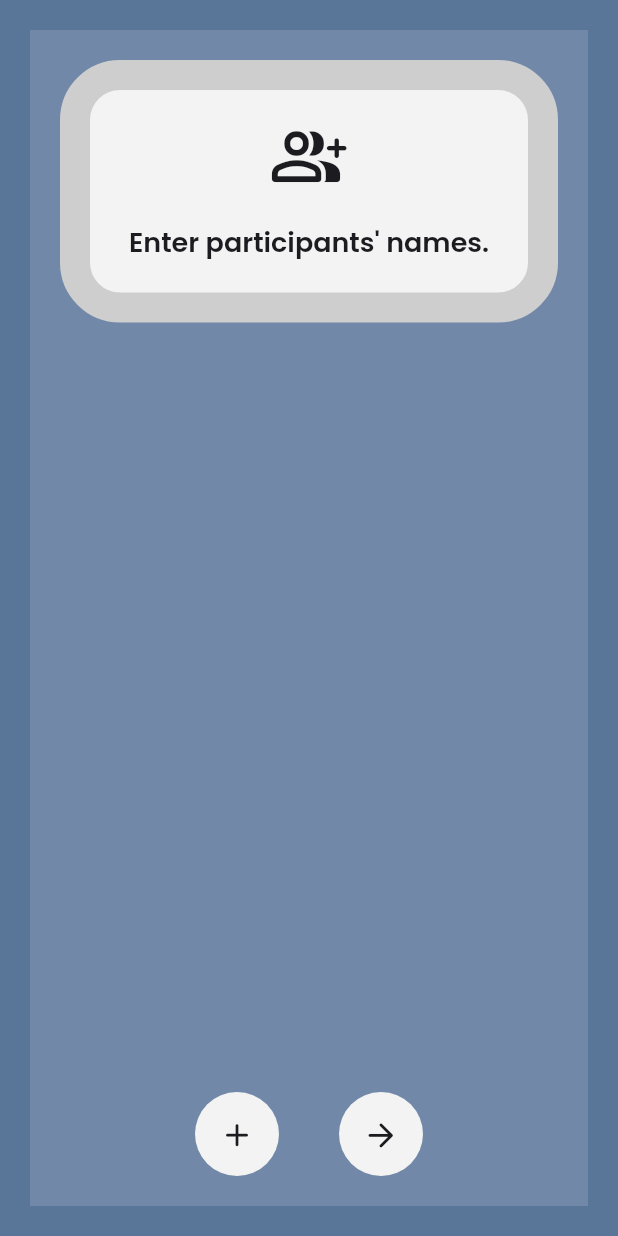
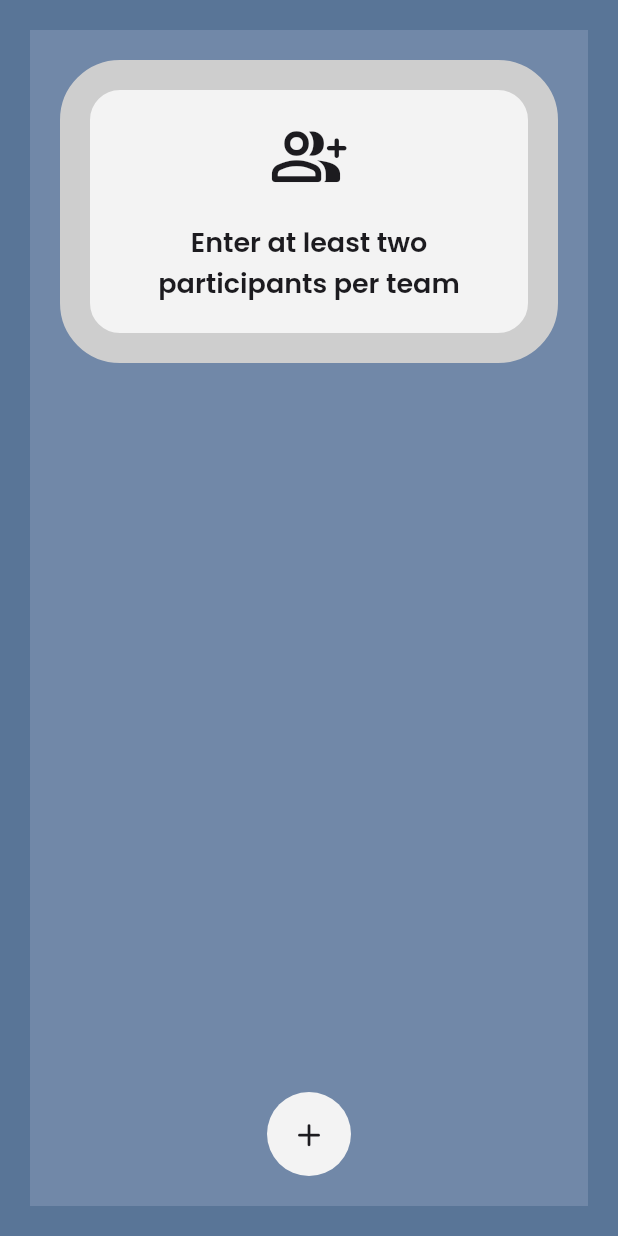
Before and after one commit to paologiua/complicity_game, a Flutter app: the TeamSelectorScreen screen opened by its route, on a phone screen of 412 x 824 dp. Run offline on Flutter 3.47's test engine with Material 2 defaults, Android fonts, the phone set to English and light mode, and no system bars; our stand-ins replace flutter_keyboard_visibility, flutter_svg; generated files the repository leaves out were written again; project files that could hold a hidden picture were left out.

Commit message:
Now the game can only start by inserting at least two players per team

```diff
--- a/lib/dialogs/player_editor_dialog.dart
+++ b/lib/dialogs/player_editor_dialog.dart
@@ -41,11 +41,11 @@ class _PlayerEditorDialogState extends State<PlayerEditorDialog> {
 
   void _onInsert() {
     String name = _player.name.trim();
-    name = name[0].toUpperCase() + name.substring(1);
+    if (name.isNotEmpty) {
+      name = name[0].toUpperCase() + name.substring(1);
+    }
 
-    widget.onInsert(_player.copyWith(
-      name: name
-    ));
+    widget.onInsert(_player.copyWith(name: name));
     _close();
   }
 
--- a/lib/l10n/app_en.arb
+++ b/lib/l10n/app_en.arb
@@ -11,7 +11,7 @@
   "@gameRulesPart3": {
     "description": "The third part of the game rules displayed to the user"
   },
-	"enterParticipantsNamesText": "Enter participants' names.",
+	"enterParticipantsNamesText": "Enter at least two participants per team",
 	"@enterParticipantsNamesText": {
     "description": "The text prompting the user to enter participants' names"
 	},
--- a/lib/l10n/app_es.arb
+++ b/lib/l10n/app_es.arb
@@ -2,7 +2,7 @@
 	"gameRulesPart1": "El Juego de la Complicidad es un juego de grupo. Tienes que dividir a los participantes en dos equipos compuestos por personas con un gran sentido de la complicidad mutua.",
 	"gameRulesPart2": "En cada turno, el juego elige una palabra y un participante. Éste, mediante pistas, tendrá que conseguir que su equipo adivine la palabra y no el equipo contrario.",
 	"gameRulesPart3": "Gana el equipo que adivine más palabras.",
-	"enterParticipantsNamesText": "Introduzca los nombres de los participantes.",
+	"enterParticipantsNamesText": "Inscriba al menos a dos participantes por equipo",
 	"gameRulesButtonLabel": "Reglas del juego",
 	"startGameButtonLabel": "Iniciar una partida",
 	"deleteButtonLabel": "Eliminar",
--- a/lib/l10n/app_it.arb
+++ b/lib/l10n/app_it.arb
@@ -2,7 +2,7 @@
   "gameRulesPart1": "Complicity Game è un gioco di gruppo. Occorre dividere i partecipanti in due squadre composte da persone con un grande senso di complicità reciproco.",
 	"gameRulesPart2": "Ad ogni turno il gioco sceglie una parola e un partecipante. Quest’ultimo, tramite degli indizi, dovrà far indovinare la parola alla propria squadra piuttosto che a quella avversaria.",
 	"gameRulesPart3": "Vince la squadra che indovina più parole.",
-	"enterParticipantsNamesText": "Inserisci i nomi dei partecipanti.",
+	"enterParticipantsNamesText": "Inserisci almeno due partecipanti per squadra",
 	"gameRulesButtonLabel": "Regole del gioco",
 	"startGameButtonLabel": "Inizia una partita",
 	"deleteButtonLabel": "Elimina",
--- a/lib/screens/init_game_screen.dart
+++ b/lib/screens/init_game_screen.dart
@@ -1,4 +1,3 @@
-import 'package:complicity_game/constants/icons.dart';
 import 'package:complicity_game/constants/theme.dart';
 import 'package:complicity_game/models/player_model.dart';
 import 'package:flutter/material.dart';
--- a/lib/screens/team_selector_screen.dart
+++ b/lib/screens/team_selector_screen.dart
@@ -43,14 +43,19 @@ class _TeamSelectorScreenState extends State<TeamSelectorScreen> {
 
   @override
   Widget build(BuildContext context) {
+    final bool isReadyToPlay = _playerManagerService.isReadyToPlay();
+
     return CustomScaffold(
       floatingButtons: [
+        if (!isReadyToPlay)
+          const CustomFloatingButton(size: 0),
         CustomFloatingButton(
           heroTag: "left_button",
           icon: IconsConstants.add,
           onPressed: showEditorDialog,
         ),
-        CustomFloatingButton(
+        isReadyToPlay
+            ? CustomFloatingButton(
                 heroTag: "right_button",
                 icon: IconsConstants.arrowForward,
                 onPressed: () {
@@ -58,7 +63,8 @@ class _TeamSelectorScreenState extends State<TeamSelectorScreen> {
 
                   Navigator.pushNamed(context, '/game/init');
                 },
-        ),
+              )
+            : const CustomFloatingButton(heroTag: "right_button", size: 0),
       ],
       children: [
         Padding(
--- a/lib/services/player_manager_service.dart
+++ b/lib/services/player_manager_service.dart
@@ -72,4 +72,10 @@ class PlayerManagerService with ChangeNotifier, DiagnosticableTreeMixin {
     _players.clear();
     lastKey = -1;
   }
+
+  bool isReadyToPlay() {
+    return Team.values
+        .map((Team team) => getPlayersByTeam(team).length)
+        .every((int teamSize) => teamSize >= 2);
+  }
 }
```
Lines whose indentation alone changed are shown as unchanged.
